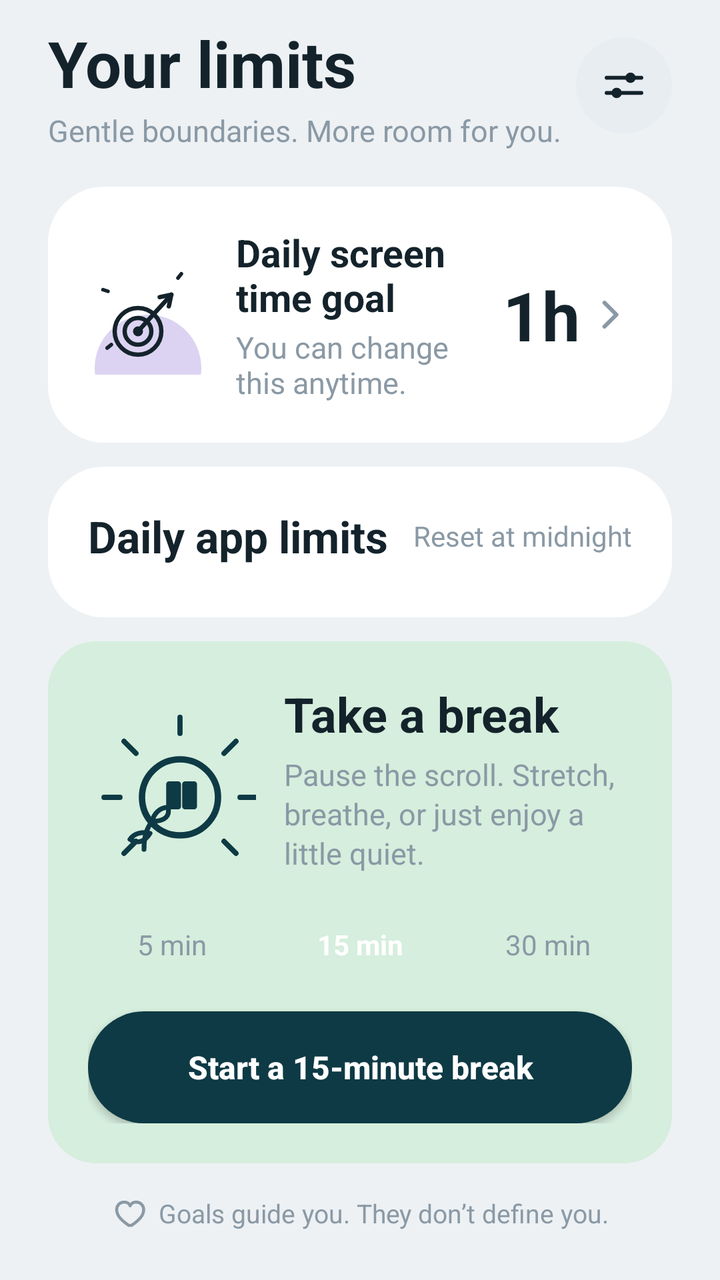
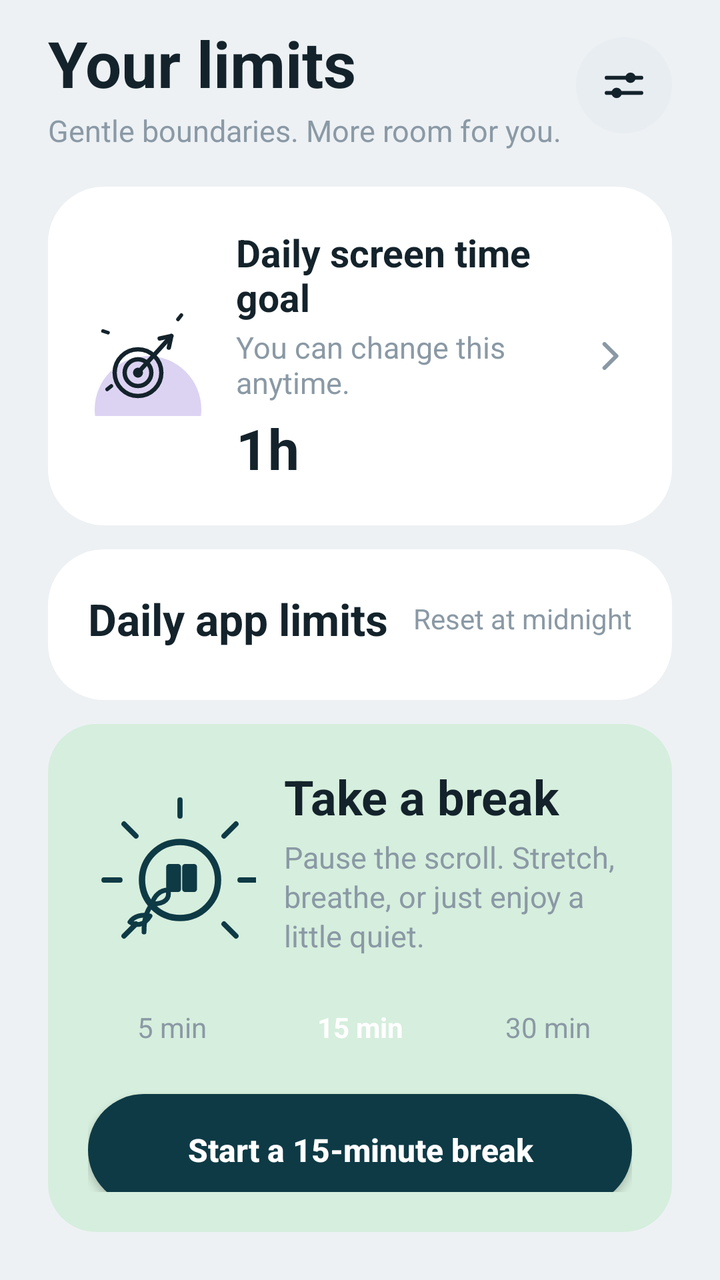

An Android layout rendered at two revisions. The XML below is the earlier revision; the diff shows what the commit changed to produce the second picture.
<!-- AndroidManifest.xml: application theme android:Theme.Material.Light.NoActionBar -->
<!-- res/layout/tab_goals.xml -->
<?xml version="1.0" encoding="utf-8"?>
<LinearLayout xmlns:android="http://schemas.android.com/apk/res/android"
    android:layout_width="match_parent"
    android:layout_height="wrap_content"
    android:orientation="vertical"
    android:background="@color/td_bg"
    android:paddingStart="24dp"
    android:paddingEnd="24dp"
    android:paddingTop="10dp"
    android:paddingBottom="24dp">

    
    <LinearLayout
        android:layout_width="match_parent"
        android:layout_height="wrap_content"
        android:orientation="horizontal"
        android:gravity="center_vertical">

        <LinearLayout
            android:layout_width="0dp"
            android:layout_height="wrap_content"
            android:layout_weight="1"
            android:orientation="vertical">

            <TextView
                android:layout_width="wrap_content"
                android:layout_height="wrap_content"
                android:text="Your limits"
                android:textSize="32sp"
                android:textStyle="bold"
                android:textColor="@color/td_text" />

            <TextView
                android:layout_width="wrap_content"
                android:layout_height="wrap_content"
                android:layout_marginTop="2dp"
                android:text="Gentle boundaries. More room for you."
                android:textSize="15sp"
                android:textColor="@color/td_sub" />
        </LinearLayout>

        <FrameLayout
            android:id="@+id/btn_add_limit"
            android:layout_width="48dp"
            android:layout_height="48dp"
            android:background="@drawable/circle_td"
            android:clickable="true"
            android:focusable="true">

            <ImageView
                android:layout_width="26dp"
                android:layout_height="26dp"
                android:layout_gravity="center"
                android:src="@drawable/ic_sliders"
                android:contentDescription="limits options" />
        </FrameLayout>
    </LinearLayout>

    
    <LinearLayout
        android:id="@+id/card_goal"
        android:layout_width="match_parent"
        android:layout_height="wrap_content"
        android:layout_marginTop="18dp"
        android:orientation="horizontal"
        android:gravity="center_vertical"
        android:background="@drawable/card_td"
        android:padding="20dp"
        android:clickable="true"
        android:focusable="true">

        <ImageView
            android:layout_width="60dp"
            android:layout_height="60dp"
            android:src="@drawable/doodle_target"
            android:contentDescription="target icon" />

        <LinearLayout
            android:layout_width="0dp"
            android:layout_height="wrap_content"
            android:layout_weight="1"
            android:layout_marginStart="14dp"
            android:orientation="vertical">

            <TextView
                android:layout_width="wrap_content"
                android:layout_height="wrap_content"
                android:text="Daily screen time goal"
                android:textSize="19sp"
                android:textStyle="bold"
                android:textColor="@color/td_text" />

            <TextView
                android:layout_width="wrap_content"
                android:layout_height="wrap_content"
                android:layout_marginTop="2dp"
                android:text="You can change this anytime."
                android:textSize="15sp"
                android:textColor="@color/td_sub" />
        </LinearLayout>

        <TextView
            android:id="@+id/tv_goal_value"
            android:layout_width="wrap_content"
            android:layout_height="wrap_content"
            android:text="1h"
            android:textSize="34sp"
            android:textStyle="bold"
            android:textColor="@color/td_text" />

        <ImageView
            android:layout_width="22dp"
            android:layout_height="22dp"
            android:layout_marginStart="4dp"
            android:src="@drawable/ic_chevron"
            android:contentDescription="edit" />
    </LinearLayout>

    
    <LinearLayout
        android:layout_width="match_parent"
        android:layout_height="wrap_content"
        android:layout_marginTop="12dp"
        android:orientation="vertical"
        android:background="@drawable/card_td"
        android:padding="20dp">

        <LinearLayout
            android:layout_width="match_parent"
            android:layout_height="wrap_content"
            android:orientation="horizontal"
            android:gravity="center_vertical">

            <TextView
                android:layout_width="0dp"
                android:layout_height="wrap_content"
                android:layout_weight="1"
                android:text="Daily app limits"
                android:textSize="22sp"
                android:textStyle="bold"
                android:textColor="@color/td_text" />

            <TextView
                android:layout_width="wrap_content"
                android:layout_height="wrap_content"
                android:text="Reset at midnight"
                android:textSize="14sp"
                android:textColor="@color/td_sub" />
        </LinearLayout>

        <LinearLayout
            android:id="@+id/app_rows"
            android:layout_width="match_parent"
            android:layout_height="wrap_content"
            android:layout_marginTop="6dp"
            android:orientation="vertical" />
    </LinearLayout>

    
    <LinearLayout
        android:layout_width="match_parent"
        android:layout_height="wrap_content"
        android:layout_marginTop="12dp"
        android:orientation="vertical"
        android:background="@drawable/stat_card_mint"
        android:padding="20dp">

        <LinearLayout
            android:layout_width="match_parent"
            android:layout_height="wrap_content"
            android:orientation="horizontal"
            android:gravity="center_vertical">

            <ImageView
                android:layout_width="84dp"
                android:layout_height="84dp"
                android:src="@drawable/doodle_break"
                android:contentDescription="take a break" />

            <LinearLayout
                android:layout_width="0dp"
                android:layout_height="wrap_content"
                android:layout_weight="1"
                android:layout_marginStart="14dp"
                android:orientation="vertical">

                <TextView
                    android:layout_width="wrap_content"
                    android:layout_height="wrap_content"
                    android:text="Take a break"
                    android:textSize="24sp"
                    android:textStyle="bold"
                    android:textColor="@color/td_text" />

                <TextView
                    android:layout_width="wrap_content"
                    android:layout_height="wrap_content"
                    android:layout_marginTop="4dp"
                    android:text="Pause the scroll. Stretch, breathe, or just enjoy a little quiet."
                    android:textSize="15sp"
                    android:lineSpacingExtra="2dp"
                    android:textColor="@color/td_sub" />
            </LinearLayout>
        </LinearLayout>

        <LinearLayout
            android:layout_width="match_parent"
            android:layout_height="wrap_content"
            android:layout_marginTop="14dp"
            android:orientation="horizontal">

            <TextView
                android:id="@+id/chip_5"
                android:layout_width="0dp"
                android:layout_height="wrap_content"
                android:layout_weight="1"
                android:gravity="center"
                android:paddingTop="12dp"
                android:paddingBottom="12dp"
                android:text="5 min"
                android:textSize="14sp"
                android:textColor="@color/td_sub" />

            <Space
                android:layout_width="10dp"
                android:layout_height="wrap_content" />

            <TextView
                android:id="@+id/chip_15"
                android:layout_width="0dp"
                android:layout_height="wrap_content"
                android:layout_weight="1"
                android:gravity="center"
                android:paddingTop="12dp"
                android:paddingBottom="12dp"
                android:text="15 min"
                android:textSize="14sp"
                android:textStyle="bold"
                android:textColor="#FFFFFF" />

            <Space
                android:layout_width="10dp"
                android:layout_height="wrap_content" />

            <TextView
                android:id="@+id/chip_30"
                android:layout_width="0dp"
                android:layout_height="wrap_content"
                android:layout_weight="1"
                android:gravity="center"
                android:paddingTop="12dp"
                android:paddingBottom="12dp"
                android:text="30 min"
                android:textSize="14sp"
                android:textColor="@color/td_sub" />
        </LinearLayout>

        <Button
            android:id="@+id/btn_start_break"
            android:layout_width="match_parent"
            android:layout_height="56dp"
            android:layout_marginTop="12dp"
            android:background="@drawable/btn_primary"
            android:text="Start a 15-minute break"
            android:textAllCaps="false"
            android:textSize="16sp"
            android:textStyle="bold"
            android:textColor="#FFFFFF" />
    </LinearLayout>

    <LinearLayout
        android:layout_width="match_parent"
        android:layout_height="wrap_content"
        android:layout_marginTop="16dp"
        android:orientation="horizontal"
        android:gravity="center_vertical">

        <View
            android:layout_width="0dp"
            android:layout_height="1dp"
            android:layout_weight="1" />

        <ImageView
            android:layout_width="18dp"
            android:layout_height="18dp"
            android:src="@drawable/ic_heart_small" />

        <TextView
            android:layout_width="wrap_content"
            android:layout_height="wrap_content"
            android:layout_marginStart="6dp"
            android:text="Goals guide you. They don’t define you."
            android:textSize="13sp"
            android:textColor="@color/td_sub" />

        <View
            android:layout_width="0dp"
            android:layout_height="1dp"
            android:layout_weight="1" />
    </LinearLayout>

</LinearLayout>
<!-- resources referenced by this layout -->
<resources>
  <color name="td_bg">#EDF1F4</color>
  <color name="td_sub">#8A99A5</color>
  <color name="td_text">#14232B</color>
  <!-- drawable btn_primary (drawable) -->
  <?xml version="1.0" encoding="utf-8"?>
  <shape xmlns:android="http://schemas.android.com/apk/res/android"
      android:shape="rectangle">
      <solid android:color="@color/td_primary" />
      <corners android:radius="28dp" />
  </shape>
  <!-- drawable card_td (drawable) -->
  <?xml version="1.0" encoding="utf-8"?>
  <shape xmlns:android="http://schemas.android.com/apk/res/android"
      android:shape="rectangle">
      <solid android:color="@color/td_card" />
      <corners android:radius="28dp" />
  </shape>
  <!-- drawable circle_td (drawable) -->
  <?xml version="1.0" encoding="utf-8"?>
  <shape xmlns:android="http://schemas.android.com/apk/res/android"
      android:shape="oval">
      <solid android:color="@color/td_chip" />
  </shape>
  <!-- drawable ic_chevron (drawable) -->
  <?xml version="1.0" encoding="utf-8"?>
  <vector xmlns:android="http://schemas.android.com/apk/res/android"
      android:width="24dp" android:height="24dp"
      android:viewportWidth="24" android:viewportHeight="24">
      <path
          android:strokeColor="@color/td_sub"
          android:strokeWidth="2.2"
          android:strokeLineCap="round"
          android:strokeLineJoin="round"
          android:pathData="M9,5.5 L15.5,12 L9,18.5" />
  </vector>
  <!-- drawable ic_heart_small (drawable) -->
  <?xml version="1.0" encoding="utf-8"?>
  <vector xmlns:android="http://schemas.android.com/apk/res/android"
      android:width="18dp" android:height="18dp"
      android:viewportWidth="24" android:viewportHeight="24">
      <path
          android:strokeColor="@color/td_sub"
          android:strokeWidth="2"
          android:strokeLineCap="round"
          android:strokeLineJoin="round"
          android:fillColor="#00000000"
          android:pathData="M12,20c-5,-3.5 -8,-6.5 -8,-10.5 0,-2.8 2.2,-5 5,-5 1.8,0 3.4,1 4,2.5 0.6,-1.5 2.2,-2.5 4,-2.5 2.8,0 5,2.2 5,5 0,4 -3,7 -8,10.5z" />
  </vector>
  <!-- drawable ic_sliders (drawable) -->
  <?xml version="1.0" encoding="utf-8"?>
  <vector xmlns:android="http://schemas.android.com/apk/res/android"
      android:width="24dp" android:height="24dp"
      android:viewportWidth="24" android:viewportHeight="24">
      <path
          android:strokeColor="@color/td_text"
          android:strokeWidth="1.8"
          android:strokeLineCap="round"
          android:pathData="M4,8.5 H20 M4,15.5 H20" />
      <path
          android:fillColor="@color/td_text"
          android:pathData="M15,8.5 m-2.4,0 a2.4,2.4 0 1,0 4.8,0 a2.4,2.4 0 1,0 -4.8,0" />
      <path
          android:fillColor="@color/td_text"
          android:pathData="M8.6,15.5 m-2.4,0 a2.4,2.4 0 1,0 4.8,0 a2.4,2.4 0 1,0 -4.8,0" />
  </vector>
  <!-- drawable stat_card_mint (drawable) -->
  <?xml version="1.0" encoding="utf-8"?>
  <shape xmlns:android="http://schemas.android.com/apk/res/android"
      android:shape="rectangle">
      <solid android:color="@color/td_mint_bg" />
      <corners android:radius="24dp" />
  </shape>
  <color name="td_primary">#0E3A45</color>
  <color name="td_card">#FFFFFF</color>
  <color name="td_chip">#E8EDF2</color>
  <color name="td_mint_bg">#D6EEDD</color>
  <!-- unchanged entries left out for length: 2 -->
</resources>

<!-- the commit's change to res/layout/tab_goals.xml (unified diff, before → after) -->
@@ -97,16 +97,17 @@
                 android:text="You can change this anytime."
                 android:textSize="15sp"
                 android:textColor="@color/td_sub" />
-        </LinearLayout>
-
-        <TextView
-            android:id="@+id/tv_goal_value"
-            android:layout_width="wrap_content"
-            android:layout_height="wrap_content"
-            android:text="1h"
-            android:textSize="34sp"
-            android:textStyle="bold"
-            android:textColor="@color/td_text" />
+
+            <TextView
+                android:id="@+id/tv_goal_value"
+                android:layout_width="wrap_content"
+                android:layout_height="wrap_content"
+                android:layout_marginTop="4dp"
+                android:text="1h"
+                android:textSize="28sp"
+                android:textStyle="bold"
+                android:textColor="@color/td_text" />
+        </LinearLayout>
 
         <ImageView
             android:layout_width="22dp"
